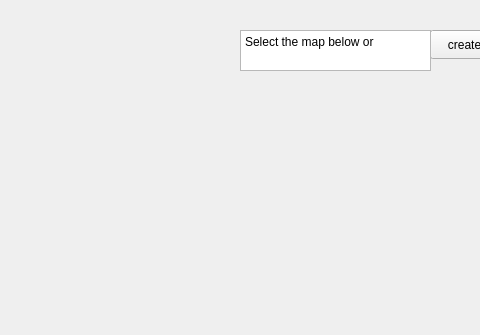
The window that mainwindow.ui (Futur3Developer/Definitely_not_lemmings) describes before a commit, drawn with Qt 5; both pictures show x 0 to 480 and y 0 to 335 of the 800 by 600 pixel window.
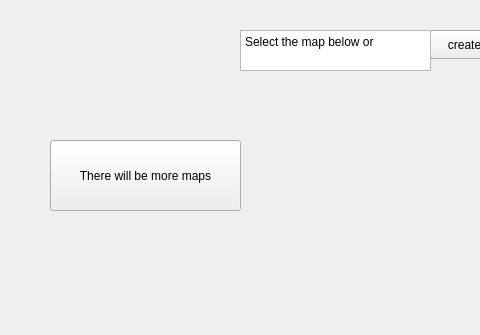
The same window after the commit.

```diff
--- a/mainwindow.ui
+++ b/mainwindow.ui
@@ -57,6 +57,19 @@
 &lt;p style=&quot; margin-top:0px; margin-bottom:0px; margin-left:0px; margin-right:0px; -qt-block-indent:0; text-indent:0px;&quot;&gt;Select the map below or&lt;/p&gt;&lt;/body&gt;&lt;/html&gt;</string>
     </property>
    </widget>
+   <widget class="QPushButton" name="new_game">
+    <property name="geometry">
+     <rect>
+      <x>50</x>
+      <y>140</y>
+      <width>191</width>
+      <height>71</height>
+     </rect>
+    </property>
+    <property name="text">
+     <string>There will be more maps</string>
+    </property>
+   </widget>
   </widget>
   <widget class="QMenuBar" name="menubar">
    <property name="geometry">
```
Left out of the diff: 2 changed lines with no effect on the pictures.
